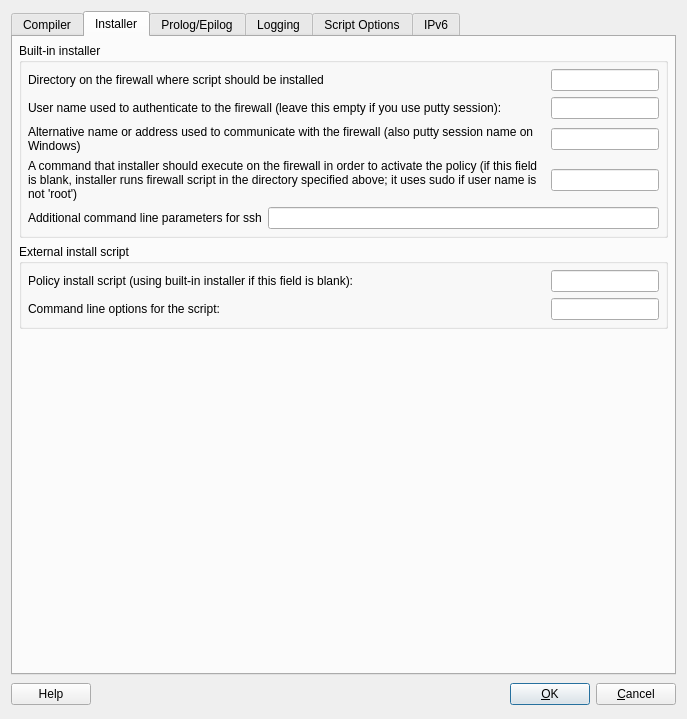
This is src/gui/iptadvanceddialog_q.ui in fwbuilder/fwbuilder as Qt 5 draws it before an edit. The edited form follows.
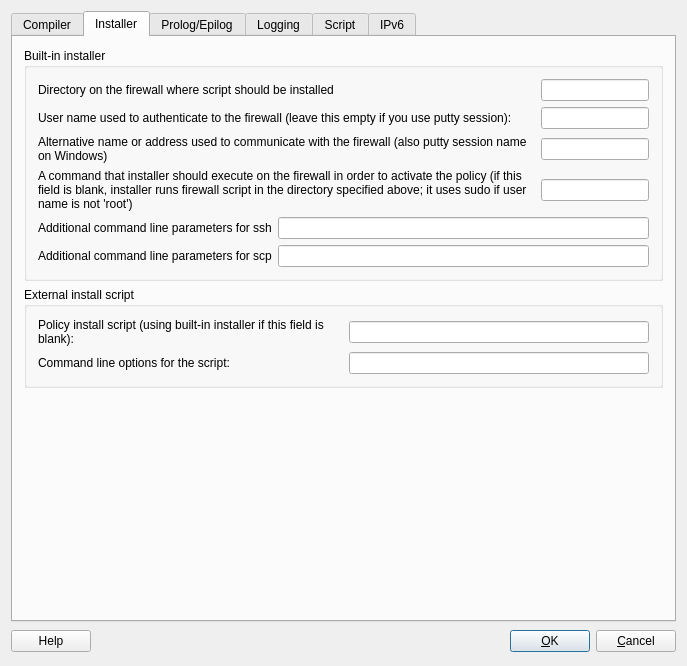
This is the edited form. The open tabs and pages were chosen to show the change.

Commit message: input field for path to scp in preferences dialog

Patch:
```diff
--- a/src/gui/iptadvanceddialog_q.ui
+++ b/src/gui/iptadvanceddialog_q.ui
@@ -9,7 +9,7 @@
     <x>0</x>
     <y>0</y>
     <width>687</width>
-    <height>719</height>
+    <height>666</height>
    </rect>
   </property>
   <property name="sizePolicy" >
@@ -416,176 +416,13 @@
       <attribute name="title" >
        <string>Installer</string>
       </attribute>
-      <layout class="QGridLayout" >
-       <property name="leftMargin" >
-        <number>6</number>
-       </property>
-       <property name="topMargin" >
-        <number>6</number>
-       </property>
-       <property name="rightMargin" >
-        <number>6</number>
-       </property>
-       <property name="bottomMargin" >
-        <number>6</number>
-       </property>
-       <property name="horizontalSpacing" >
-        <number>6</number>
-       </property>
-       <property name="verticalSpacing" >
-        <number>6</number>
-       </property>
-       <item row="2" column="0" >
-        <spacer>
-         <property name="orientation" >
-          <enum>Qt::Vertical</enum>
-         </property>
-         <property name="sizeType" >
-          <enum>QSizePolicy::Expanding</enum>
-         </property>
-         <property name="sizeHint" >
-          <size>
-           <width>20</width>
-           <height>100</height>
-          </size>
-         </property>
-        </spacer>
-       </item>
-       <item row="1" column="0" >
-        <widget class="QGroupBox" name="groupBox1" >
-         <property name="title" >
-          <string>External install script</string>
-         </property>
-         <layout class="QGridLayout" >
-          <property name="leftMargin" >
-           <number>6</number>
-          </property>
-          <property name="topMargin" >
-           <number>6</number>
-          </property>
-          <property name="rightMargin" >
-           <number>6</number>
-          </property>
-          <property name="bottomMargin" >
-           <number>6</number>
-          </property>
-          <property name="horizontalSpacing" >
-           <number>6</number>
-          </property>
-          <property name="verticalSpacing" >
-           <number>6</number>
-          </property>
-          <item row="0" column="1" >
-           <widget class="QLineEdit" name="installScript" >
-            <property name="sizePolicy" >
-             <sizepolicy vsizetype="Fixed" hsizetype="Fixed" >
-              <horstretch>0</horstretch>
-              <verstretch>0</verstretch>
-             </sizepolicy>
-            </property>
-           </widget>
-          </item>
-          <item row="0" column="0" >
-           <widget class="QLabel" name="textLabel5_2" >
-            <property name="sizePolicy" >
-             <sizepolicy vsizetype="Preferred" hsizetype="Expanding" >
-              <horstretch>0</horstretch>
-              <verstretch>0</verstretch>
-             </sizepolicy>
-            </property>
-            <property name="text" >
-             <string>Policy install script (using built-in installer if this field is blank):</string>
-            </property>
-            <property name="alignment" >
-             <set>Qt::AlignLeading|Qt::AlignLeft|Qt::AlignVCenter</set>
-            </property>
-            <property name="wordWrap" >
-             <bool>false</bool>
-            </property>
-           </widget>
-          </item>
-          <item row="1" column="0" >
-           <widget class="QLabel" name="textLabel6_2" >
-            <property name="sizePolicy" >
-             <sizepolicy vsizetype="Preferred" hsizetype="Expanding" >
-              <horstretch>0</horstretch>
-              <verstretch>0</verstretch>
-             </sizepolicy>
-            </property>
-            <property name="text" >
-             <string>Command line options for the script:</string>
-            </property>
-            <property name="alignment" >
-             <set>Qt::AlignLeading|Qt::AlignLeft|Qt::AlignVCenter</set>
-            </property>
-            <property name="wordWrap" >
-             <bool>false</bool>
-            </property>
-           </widget>
-          </item>
-          <item row="1" column="1" >
-           <widget class="QLineEdit" name="installScriptArgs" >
-            <property name="sizePolicy" >
-             <sizepolicy vsizetype="Fixed" hsizetype="Fixed" >
-              <horstretch>0</horstretch>
-              <verstretch>0</verstretch>
-             </sizepolicy>
-            </property>
-           </widget>
-          </item>
-         </layout>
-        </widget>
-       </item>
+      <layout class="QGridLayout" name="gridLayout_3" >
        <item row="0" column="0" >
         <widget class="QGroupBox" name="groupBox2" >
          <property name="title" >
           <string>Built-in installer</string>
          </property>
-         <layout class="QGridLayout" >
-          <property name="leftMargin" >
-           <number>6</number>
-          </property>
-          <property name="topMargin" >
-           <number>6</number>
-          </property>
-          <property name="rightMargin" >
-           <number>6</number>
-          </property>
-          <property name="bottomMargin" >
-           <number>6</number>
-          </property>
-          <property name="horizontalSpacing" >
-           <number>6</number>
-          </property>
-          <property name="verticalSpacing" >
-           <number>6</number>
-          </property>
-          <item row="2" column="0" >
-           <widget class="QLabel" name="textLabel1_3" >
-            <property name="text" >
-             <string>Alternative name or address used to communicate with the firewall (also putty session name on Windows)</string>
-            </property>
-            <property name="alignment" >
-             <set>Qt::AlignLeading|Qt::AlignLeft|Qt::AlignTop</set>
-            </property>
-            <property name="wordWrap" >
-             <bool>true</bool>
-            </property>
-           </widget>
-          </item>
-          <item row="1" column="0" >
-           <widget class="QLabel" name="textLabel1_2" >
-            <property name="text" >
-             <string>User name used to authenticate to the firewall (leave this empty if you use putty session):</string>
-            </property>
-            <property name="alignment" >
-             <set>Qt::AlignLeading|Qt::AlignLeft|Qt::AlignVCenter</set>
-            </property>
-            <property name="wordWrap" >
-             <bool>true</bool>
-            </property>
-           </widget>
-          </item>
+         <layout class="QGridLayout" name="gridLayout" >
           <item row="0" column="0" >
            <widget class="QLabel" name="label556" >
             <property name="text" >
@@ -609,6 +446,19 @@
             </property>
            </widget>
           </item>
+          <item row="1" column="0" >
+           <widget class="QLabel" name="textLabel1_2" >
+            <property name="text" >
+             <string>User name used to authenticate to the firewall (leave this empty if you use putty session):</string>
+            </property>
+            <property name="alignment" >
+             <set>Qt::AlignLeading|Qt::AlignLeft|Qt::AlignVCenter</set>
+            </property>
+            <property name="wordWrap" >
+             <bool>true</bool>
+            </property>
+           </widget>
+          </item>
           <item row="1" column="1" >
            <widget class="QLineEdit" name="ipt_user" >
             <property name="sizePolicy" >
@@ -619,6 +469,19 @@
             </property>
            </widget>
           </item>
+          <item row="2" column="0" >
+           <widget class="QLabel" name="textLabel1_3" >
+            <property name="text" >
+             <string>Alternative name or address used to communicate with the firewall (also putty session name on Windows)</string>
+            </property>
+            <property name="alignment" >
+             <set>Qt::AlignLeading|Qt::AlignLeft|Qt::AlignTop</set>
+            </property>
+            <property name="wordWrap" >
+             <bool>true</bool>
+            </property>
+           </widget>
+          </item>
           <item row="2" column="1" >
            <widget class="QLineEdit" name="altAddress" >
             <property name="sizePolicy" >
@@ -629,16 +492,6 @@
             </property>
            </widget>
           </item>
-          <item row="3" column="1" >
-           <widget class="QLineEdit" name="activationCmd" >
-            <property name="sizePolicy" >
-             <sizepolicy vsizetype="Fixed" hsizetype="Fixed" >
-              <horstretch>0</horstretch>
-              <verstretch>0</verstretch>
-             </sizepolicy>
-            </property>
-           </widget>
-          </item>
           <item row="3" column="0" >
            <widget class="QLabel" name="textLabel1_4" >
             <property name="text" >
@@ -652,23 +505,18 @@
             </property>
            </widget>
           </item>
+          <item row="3" column="1" >
+           <widget class="QLineEdit" name="activationCmd" >
+            <property name="sizePolicy" >
+             <sizepolicy vsizetype="Fixed" hsizetype="Fixed" >
+              <horstretch>0</horstretch>
+              <verstretch>0</verstretch>
+             </sizepolicy>
+            </property>
+           </widget>
+          </item>
           <item row="4" column="0" colspan="2" >
            <layout class="QHBoxLayout" >
-            <property name="spacing" >
-             <number>6</number>
-            </property>
-            <property name="leftMargin" >
-             <number>0</number>
-            </property>
-            <property name="topMargin" >
-             <number>0</number>
-            </property>
-            <property name="rightMargin" >
-             <number>0</number>
-            </property>
-            <property name="bottomMargin" >
-             <number>0</number>
-            </property>
             <item>
              <widget class="QLabel" name="textLabel1_7" >
               <property name="text" >
@@ -687,13 +535,152 @@
                 <verstretch>0</verstretch>
                </sizepolicy>
               </property>
+              <property name="minimumSize" >
+               <size>
+                <width>300</width>
+                <height>0</height>
+               </size>
+              </property>
              </widget>
             </item>
            </layout>
           </item>
+          <item row="5" column="0" colspan="2" >
+           <layout class="QHBoxLayout" name="_2" >
+            <item>
+             <widget class="QLabel" name="textLabel1_8" >
+              <property name="text" >
+               <string>Additional command line parameters for scp</string>
+              </property>
+              <property name="wordWrap" >
+               <bool>false</bool>
+              </property>
+             </widget>
+            </item>
+            <item>
+             <widget class="QLineEdit" name="scpArgs" >
+              <property name="sizePolicy" >
+               <sizepolicy vsizetype="Fixed" hsizetype="Expanding" >
+                <horstretch>0</horstretch>
+                <verstretch>0</verstretch>
+               </sizepolicy>
+              </property>
+              <property name="minimumSize" >
+               <size>
+                <width>300</width>
+                <height>0</height>
+               </size>
+              </property>
+             </widget>
+            </item>
+           </layout>
+          </item>
          </layout>
         </widget>
        </item>
+       <item row="1" column="0" >
+        <widget class="QGroupBox" name="groupBox1" >
+         <property name="title" >
+          <string>External install script</string>
+         </property>
+         <layout class="QGridLayout" name="gridLayout_2" >
+          <item row="0" column="0" >
+           <layout class="QHBoxLayout" name="horizontalLayout" >
+            <item>
+             <widget class="QLabel" name="textLabel5_2" >
+              <property name="sizePolicy" >
+               <sizepolicy vsizetype="Preferred" hsizetype="Expanding" >
+                <horstretch>0</horstretch>
+                <verstretch>0</verstretch>
+               </sizepolicy>
+              </property>
+              <property name="text" >
+               <string>Policy install script (using built-in installer if this field is blank):</string>
+              </property>
+              <property name="alignment" >
+               <set>Qt::AlignLeading|Qt::AlignLeft|Qt::AlignVCenter</set>
+              </property>
+              <property name="wordWrap" >
+               <bool>true</bool>
+              </property>
+             </widget>
+            </item>
+            <item>
+             <widget class="QLineEdit" name="installScript" >
+              <property name="sizePolicy" >
+               <sizepolicy vsizetype="Fixed" hsizetype="Fixed" >
+                <horstretch>0</horstretch>
+                <verstretch>0</verstretch>
+               </sizepolicy>
+              </property>
+              <property name="minimumSize" >
+               <size>
+                <width>300</width>
+                <height>0</height>
+               </size>
+              </property>
+             </widget>
+            </item>
+           </layout>
+          </item>
+          <item row="1" column="0" >
+           <layout class="QHBoxLayout" name="horizontalLayout_2" >
+            <item>
+             <widget class="QLabel" name="textLabel6_2" >
+              <property name="sizePolicy" >
+               <sizepolicy vsizetype="Preferred" hsizetype="Expanding" >
+                <horstretch>0</horstretch>
+                <verstretch>0</verstretch>
+               </sizepolicy>
+              </property>
+              <property name="text" >
+               <string>Command line options for the script:</string>
+              </property>
+              <property name="alignment" >
+               <set>Qt::AlignLeading|Qt::AlignLeft|Qt::AlignVCenter</set>
+              </property>
+              <property name="wordWrap" >
+               <bool>false</bool>
+              </property>
+             </widget>
+            </item>
+            <item>
+             <widget class="QLineEdit" name="installScriptArgs" >
+              <property name="sizePolicy" >
+               <sizepolicy vsizetype="Fixed" hsizetype="Fixed" >
+                <horstretch>0</horstretch>
+                <verstretch>0</verstretch>
+               </sizepolicy>
+              </property>
+              <property name="minimumSize" >
+               <size>
+                <width>300</width>
+                <height>0</height>
+               </size>
+              </property>
+             </widget>
+            </item>
+           </layout>
+          </item>
+         </layout>
+        </widget>
+       </item>
+       <item row="2" column="0" >
+        <spacer>
+         <property name="orientation" >
+          <enum>Qt::Vertical</enum>
+         </property>
+         <property name="sizeType" >
+          <enum>QSizePolicy::Expanding</enum>
+         </property>
+         <property name="sizeHint" stdset="0" >
+          <size>
+           <width>20</width>
+           <height>100</height>
+          </size>
+         </property>
+        </spacer>
+       </item>
       </layout>
      </widget>
      <widget class="QWidget" name="tab2" >
@@ -1211,7 +1198,7 @@
      </widget>
      <widget class="QWidget" name="tab4" >
       <attribute name="title" >
-       <string>Script Options</string>
+       <string>Script</string>
       </attribute>
       <layout class="QGridLayout" >
        <property name="leftMargin" >
```
Left out of the diff: 187 changed lines with no effect on the pictures. The commit also changes 59 other files.
